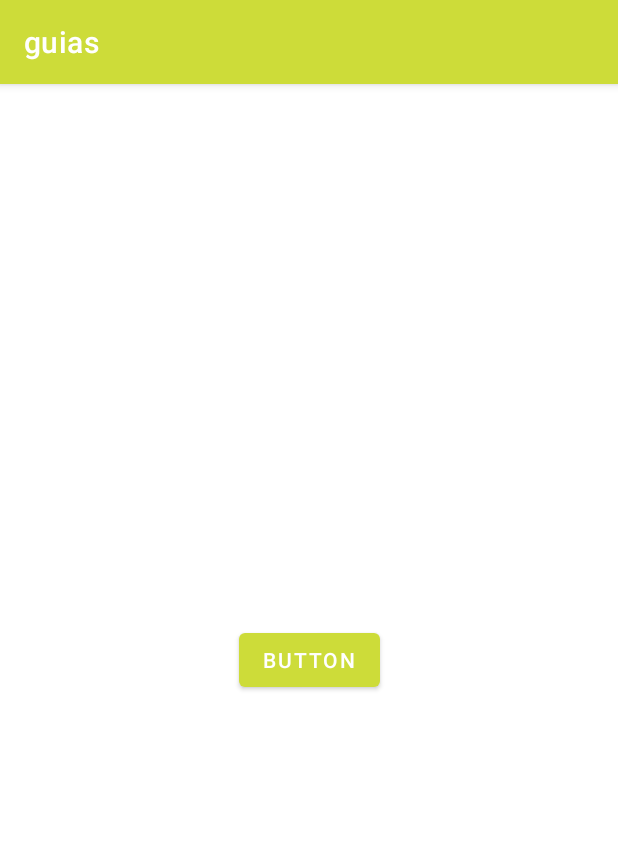
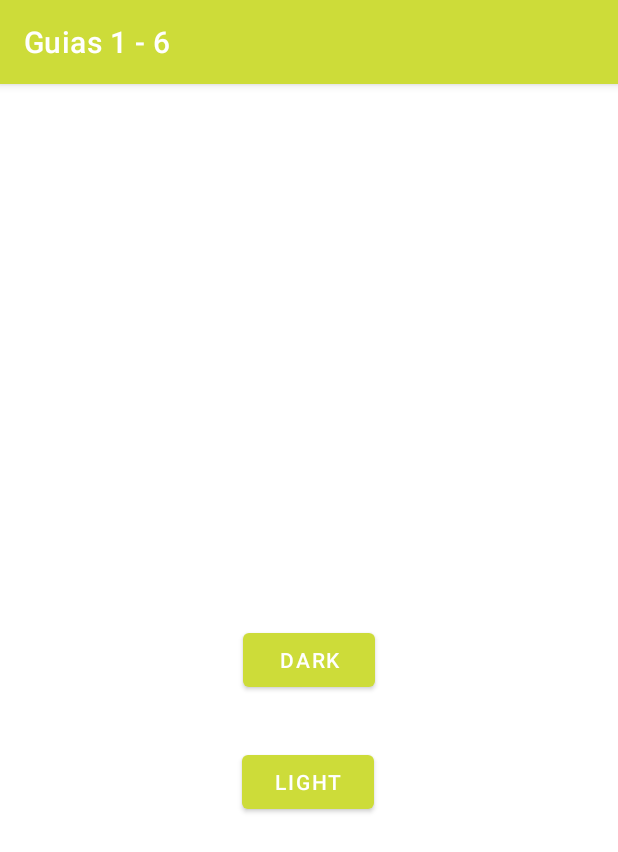
Before and after one commit to kevca87/UCB_MOV_Guias, an Android app: the screen it shows after launch (MainActivity), on a phone screen of 412 x 824 dp. Shown: the top 852 px of the screen. Run offline under Robolectric (Android 15) with nearby library versions, the phone set to English and light mode, and no system bars.

Commit message:
GUIA3 DONE: Added buttons for bckgnd color change

```diff
--- a/app/src/main/java/mov/guias/MainActivity.kt
+++ b/app/src/main/java/mov/guias/MainActivity.kt
@@ -1,11 +1,27 @@
 package mov.guias
 
+import android.graphics.Color
 import androidx.appcompat.app.AppCompatActivity
 import android.os.Bundle
+import android.widget.Button
+import androidx.constraintlayout.widget.ConstraintLayout
 
 class MainActivity : AppCompatActivity() {
+    private val btnLight: Button
+        get() = findViewById(R.id.btnLight)
+    private val btnDark: Button
+        get() = findViewById(R.id.btnDark)
+    private val layoutPrincipal: ConstraintLayout
+        get() = findViewById(R.id.layoutPrincipal)
     override fun onCreate(savedInstanceState: Bundle?) {
         super.onCreate(savedInstanceState)
         setContentView(R.layout.activity_main)
+
+        btnDark.setOnClickListener{
+            layoutPrincipal.setBackgroundColor(Color.DKGRAY)
+        }
+        btnLight.setOnClickListener{
+            layoutPrincipal.setBackgroundColor(Color.WHITE)
+        }
     }
 }
--- a/app/src/main/res/layout/activity_main.xml
+++ b/app/src/main/res/layout/activity_main.xml
@@ -2,6 +2,7 @@
 <androidx.constraintlayout.widget.ConstraintLayout xmlns:android="http://schemas.android.com/apk/res/android"
     xmlns:app="http://schemas.android.com/apk/res-auto"
     xmlns:tools="http://schemas.android.com/tools"
+    android:id="@+id/layoutPrincipal"
     android:layout_width="match_parent"
     android:layout_height="match_parent"
     tools:context=".MainActivity">
@@ -17,13 +18,25 @@
         app:layout_constraintTop_toTopOf="parent" />
 
     <Button
-        android:id="@+id/button"
+        android:id="@+id/btnDark"
         android:layout_width="wrap_content"
         android:layout_height="wrap_content"
-        android:text="Button"
+        android:text="@string/btn_dark"
         app:layout_constraintBottom_toBottomOf="parent"
         app:layout_constraintEnd_toEndOf="parent"
         app:layout_constraintStart_toStartOf="parent"
         app:layout_constraintTop_toTopOf="parent" />
 
+    <Button
+        android:id="@+id/btnLight"
+        android:layout_width="wrap_content"
+        android:layout_height="wrap_content"
+        android:text="@string/btn_light"
+        app:layout_constraintBottom_toBottomOf="parent"
+        app:layout_constraintEnd_toEndOf="parent"
+        app:layout_constraintHorizontal_bias="0.498"
+        app:layout_constraintStart_toStartOf="parent"
+        app:layout_constraintTop_toTopOf="parent"
+        app:layout_constraintVertical_bias="0.613" />
+
 </androidx.constraintlayout.widget.ConstraintLayout>
--- a/app/src/main/res/values/strings.xml
+++ b/app/src/main/res/values/strings.xml
@@ -1,3 +1,5 @@
 <resources>
-    <string name="app_name">guias</string>
+    <string name="app_name">Guias 1 - 6</string>
+    <string name="btn_dark">Dark</string>
+    <string name="btn_light">Light</string>
 </resources>
```
